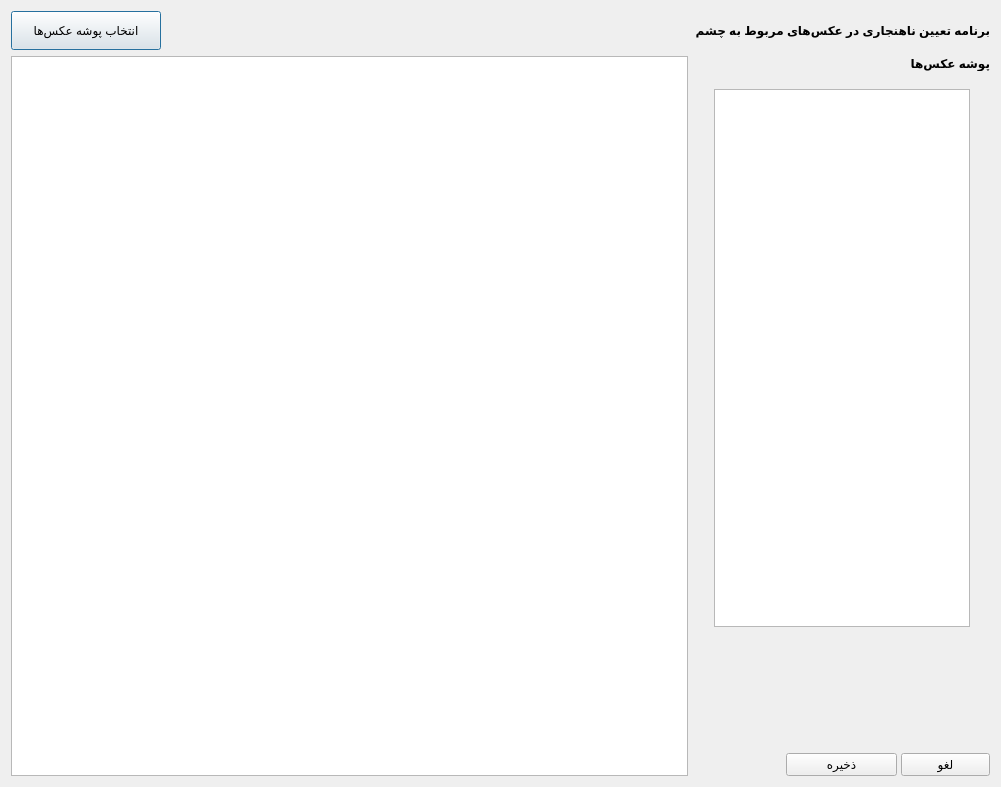
Old version of the form retinal.ui in the repository gnamiro/labelingImage.
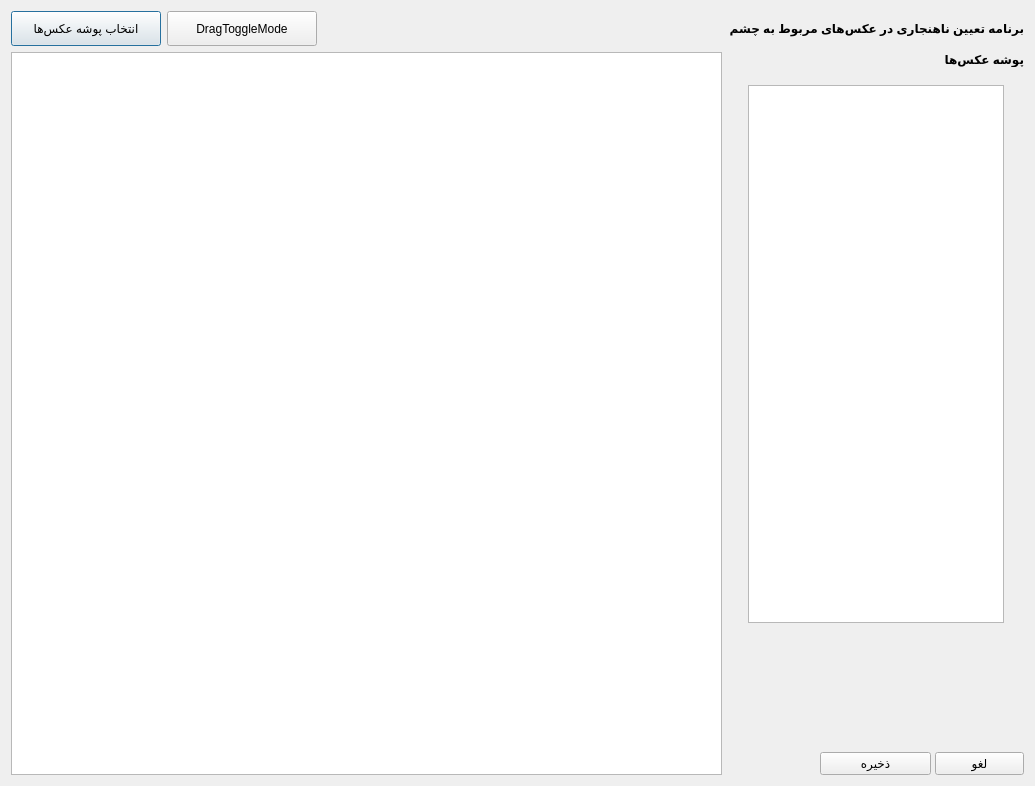
New version of the form.

Patch:
```diff
--- a/retinal.ui
+++ b/retinal.ui
@@ -6,8 +6,8 @@
    <rect>
     <x>0</x>
     <y>0</y>
-    <width>1001</width>
-    <height>787</height>
+    <width>1035</width>
+    <height>786</height>
    </rect>
   </property>
   <property name="windowTitle">
@@ -48,7 +48,7 @@
      </property>
     </widget>
    </item>
-   <item row="2" column="2" rowspan="3">
+   <item row="2" column="3" rowspan="3">
     <layout class="QVBoxLayout" name="verticalLayout_2">
      <property name="spacing">
       <number>18</number>
@@ -102,7 +102,23 @@
      </item>
     </layout>
    </item>
-   <item row="2" column="0" rowspan="4" colspan="2">
+   <item row="0" column="3" alignment="Qt::AlignRight">
+    <widget class="QLabel" name="label">
+     <property name="sizePolicy">
+      <sizepolicy hsizetype="Fixed" vsizetype="Preferred">
+       <horstretch>0</horstretch>
+       <verstretch>0</verstretch>
+      </sizepolicy>
+     </property>
+     <property name="styleSheet">
+      <string notr="true">font-weight: 500</string>
+     </property>
+     <property name="text">
+      <string>برنامه تعیین ناهنجاری در عکس‌های مربوط به چشم</string>
+     </property>
+    </widget>
+   </item>
+   <item row="2" column="0" rowspan="4" colspan="3">
     <widget class="QGraphicsView" name="graphicsView">
      <property name="sizePolicy">
       <sizepolicy hsizetype="Expanding" vsizetype="Expanding">
@@ -127,7 +143,7 @@
      </property>
     </widget>
    </item>
-   <item row="5" column="2">
+   <item row="5" column="3">
     <layout class="QHBoxLayout" name="horizontalLayout_3">
      <property name="spacing">
       <number>4</number>
@@ -181,19 +197,22 @@
      </item>
     </layout>
    </item>
-   <item row="0" column="2" alignment="Qt::AlignRight">
-    <widget class="QLabel" name="label">
-     <property name="sizePolicy">
-      <sizepolicy hsizetype="Fixed" vsizetype="Preferred">
-       <horstretch>0</horstretch>
-       <verstretch>0</verstretch>
-      </sizepolicy>
+   <item row="0" column="1">
+    <widget class="QPushButton" name="pushButton_4">
+     <property name="minimumSize">
+      <size>
+       <width>150</width>
+       <height>35</height>
+      </size>
      </property>
-     <property name="styleSheet">
-      <string notr="true">font-weight: 500</string>
+     <property name="maximumSize">
+      <size>
+       <width>150</width>
+       <height>35</height>
+      </size>
      </property>
      <property name="text">
-      <string>برنامه تعیین ناهنجاری در عکس‌های مربوط به چشم</string>
+      <string>DragToggleMode</string>
      </property>
     </widget>
    </item>
```
